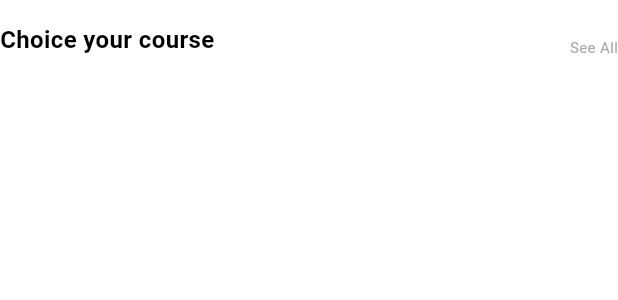
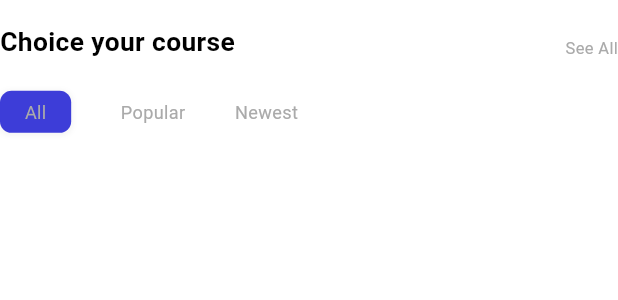
Before and after one commit to Jashwanth-Gowda-R/eLearning, a Flutter app: the HomeMenuBar widget shown alone on an empty page, opened directly, on a phone screen of 412 x 824 dp. Shown: the top 300 px of the screen. Run offline on Flutter 3.47's test engine with Material 2 defaults, Android fonts, the phone set to English and light mode, and no system bars; our stand-ins replace cloud_firestore, dots_indicator, firebase_auth, firebase_core, flutter_riverpod, flutter_screenutil and 3 more; accounts and stored records are empty; generated files the repository leaves out were written again.

Commit message:
homepage course btn

```diff
--- a/lib/common/widgets/text_widgets.dart
+++ b/lib/common/widgets/text_widgets.dart
@@ -1,5 +1,6 @@
 // ignore_for_file: public_member_api_docs, sort_constructors_first
 import 'package:flutter/material.dart';
+import 'package:flutter_screenutil/flutter_screenutil.dart';
 
 import 'package:vrook_course/common/values/values.dart';
 
@@ -37,7 +38,7 @@ class Text24Normal extends StatelessWidget {
       textAlign: TextAlign.center,
       style: TextStyle(
         color: color,
-        fontSize: 24,
+        fontSize: 24.sp,
         fontWeight: fontWeight,
       ),
     );
@@ -62,7 +63,7 @@ class Text16Normal extends StatelessWidget {
       textAlign: TextAlign.center,
       style: TextStyle(
         color: color,
-        fontSize: 16,
+        fontSize: 16.sp,
         fontWeight: fontWeight,
       ),
     );
@@ -100,7 +101,7 @@ class Text14Normal extends StatelessWidget {
       textAlign: TextAlign.center,
       style: TextStyle(
         color: color,
-        fontSize: 14,
+        fontSize: 14.sp,
         fontWeight: FontWeight.normal,
       ),
     );
@@ -133,7 +134,7 @@ Widget textUnderline({
       textAlign: TextAlign.center,
       style: TextStyle(
         color: color,
-        fontSize: 14,
+        fontSize: 14.sp,
         fontWeight: FontWeight.normal,
         decoration: TextDecoration.underline,
         decorationColor: AppColors.primaryText,
@@ -158,9 +159,32 @@ class Text10Normal extends StatelessWidget {
       textAlign: TextAlign.center,
       style: TextStyle(
         color: color,
-        fontSize: 10,
+        fontSize: 10.sp,
         fontWeight: FontWeight.normal,
       ),
     );
   }
 }
+
+class Text11Normal extends StatelessWidget {
+  final String text;
+  final Color color;
+  const Text11Normal({
+    Key? key,
+    required this.text,
+    this.color = AppColors.primaryThirdElementText,
+  }) : super(key: key);
+
+  @override
+  Widget build(BuildContext context) {
+    return Text(
+      text,
+      textAlign: TextAlign.center,
+      style: TextStyle(
+        color: color,
+        fontSize: 11.sp,
+        fontWeight: FontWeight.normal,
+      ),
+    );
+  }
+}
--- a/lib/features/home/views/widgets/home_widgets.dart
+++ b/lib/features/home/views/widgets/home_widgets.dart
@@ -180,7 +180,9 @@ class HomeMenuBar extends StatelessWidget {
 
   @override
   Widget build(BuildContext context) {
-    return Container(
+    return Column(
+      children: [
+        Container(
           margin: EdgeInsets.only(top: 15.h),
           child: Row(
             mainAxisAlignment: MainAxisAlignment.spaceBetween,
@@ -196,9 +198,48 @@ class HomeMenuBar extends StatelessWidget {
                 child: const Text10Normal(
                   text: 'See All',
                 ),
+              ),
+            ],
+          ),
+        ),
+        // course item btn
+        Container(
+          margin: EdgeInsets.only(top: 20.h),
+          child: Row(
+            children: [
+              Container(
+                padding: EdgeInsets.only(
+                    left: 15.w, right: 15.w, top: 5.w, bottom: 5.w),
+                decoration: appBoxShadow(
+                  color: AppColors.primaryElement,
+                  radius: 7.w,
+                ),
+                child: const Text11Normal(
+                  text: 'All',
+                ),
+              ),
+              Container(
+                padding: EdgeInsets.only(
+                  left: 30.w,
+                ),
+                child: const Text11Normal(
+                  text: 'Popular',
+                  color: AppColors.primaryThirdElementText,
+                ),
+              ),
+              Container(
+                padding: EdgeInsets.only(
+                  left: 30.w,
+                ),
+                child: const Text11Normal(
+                  text: 'Newest',
+                  color: AppColors.primaryThirdElementText,
+                ),
+              ),
+            ],
+          ),
         )
       ],
-      ),
     );
   }
 }
```
Lines whose indentation alone changed are shown as unchanged.
